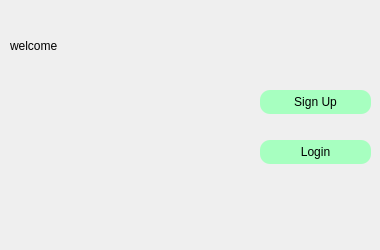
Qt form project_1/menu.ui (mobinamassah/Messenger_project) before a commit.
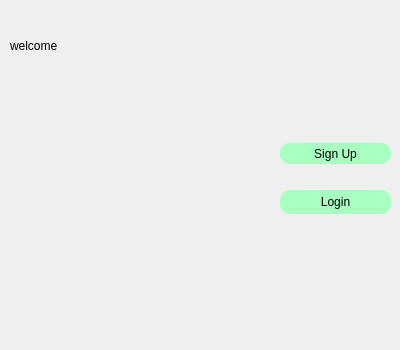
The same form after that commit. Icons and pictures are not drawn.

What changed in the file:
```diff
--- a/project_1/menu.ui
+++ b/project_1/menu.ui
@@ -6,22 +6,46 @@
    <rect>
     <x>0</x>
     <y>0</y>
-    <width>380</width>
-    <height>250</height>
+    <width>400</width>
+    <height>350</height>
    </rect>
   </property>
+  <property name="minimumSize">
+   <size>
+    <width>400</width>
+    <height>350</height>
+   </size>
+  </property>
+  <property name="maximumSize">
+   <size>
+    <width>400</width>
+    <height>350</height>
+   </size>
+  </property>
   <property name="windowTitle">
    <string>Form</string>
   </property>
   <widget class="QLabel" name="label">
    <property name="geometry">
     <rect>
-     <x>-2</x>
+     <x>0</x>
      <y>0</y>
-     <width>391</width>
-     <height>251</height>
+     <width>400</width>
+     <height>350</height>
     </rect>
    </property>
+   <property name="minimumSize">
+    <size>
+     <width>400</width>
+     <height>350</height>
+    </size>
+   </property>
+   <property name="maximumSize">
+    <size>
+     <width>400</width>
+     <height>350</height>
+    </size>
+   </property>
    <property name="styleSheet">
     <string notr="true">border-image: url(:/pic/pic.jpg);</string>
    </property>
@@ -50,10 +74,10 @@
   <widget class="QPushButton" name="pushButton">
    <property name="geometry">
     <rect>
-     <x>260</x>
-     <y>90</y>
+     <x>280</x>
+     <y>143</y>
      <width>111</width>
-     <height>24</height>
+     <height>21</height>
     </rect>
    </property>
    <property name="styleSheet">
@@ -70,8 +94,8 @@
   <widget class="QPushButton" name="pushButton_2">
    <property name="geometry">
     <rect>
-     <x>260</x>
-     <y>140</y>
+     <x>280</x>
+     <y>190</y>
      <width>111</width>
      <height>24</height>
     </rect>
```
